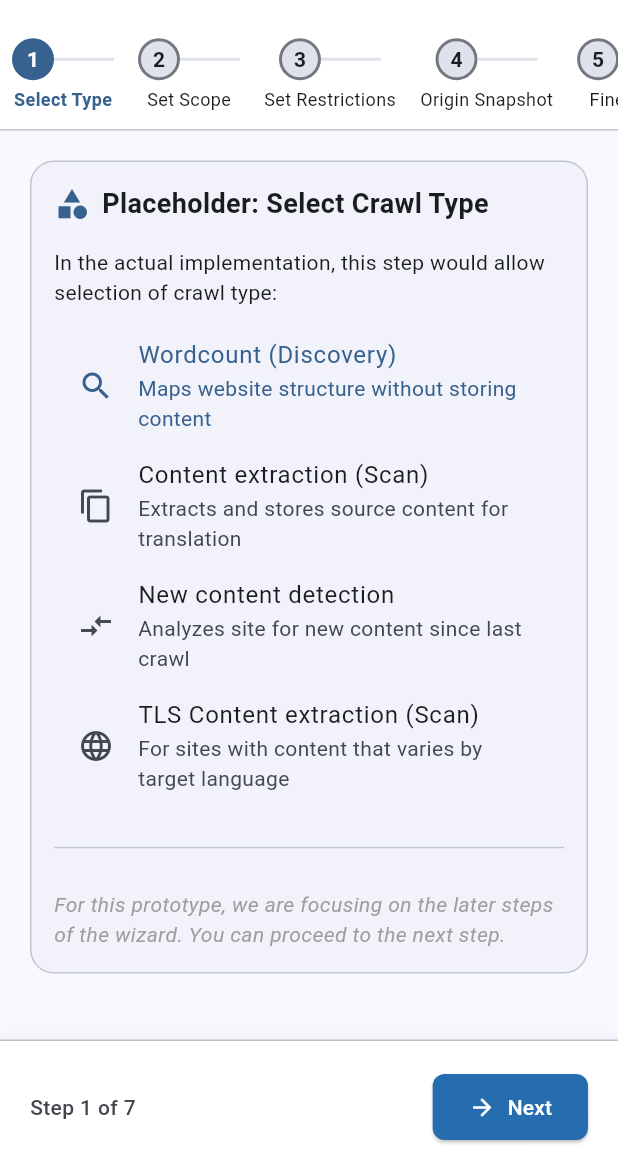
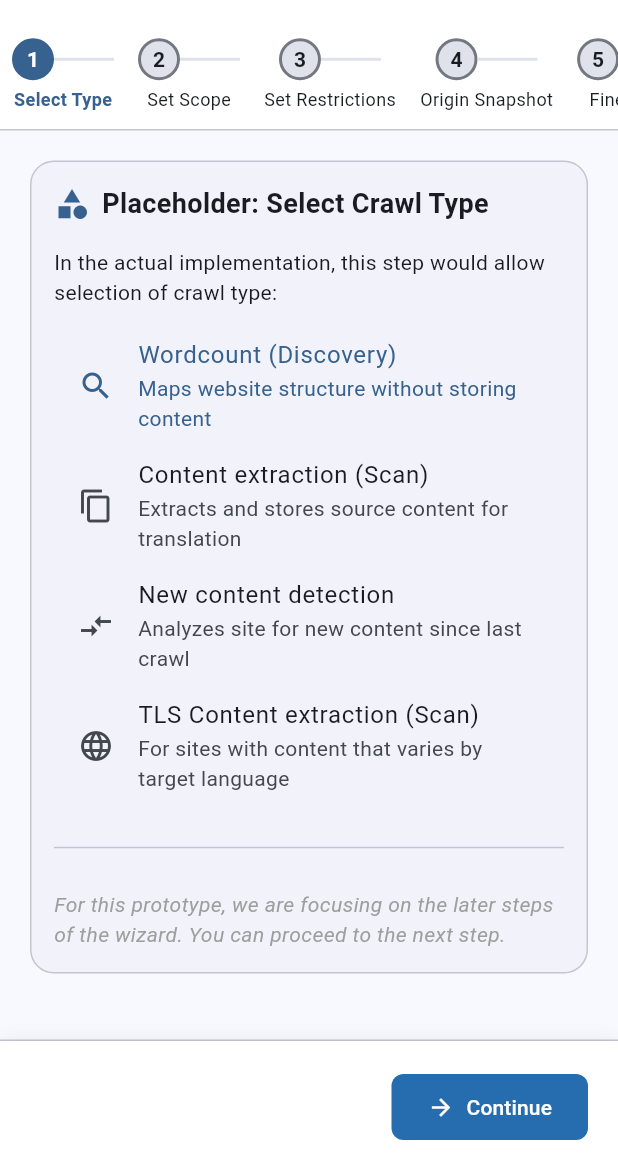
Before and after one commit to deelyara/crawlwizard-flutter, a Flutter app: the WizardContainer screen opened directly, on a phone screen of 412 x 824 dp, the part 63-1236 px from its top. Run offline on Flutter 3.47's test engine with Material 3 defaults, Android fonts, the light colour scheme and no system bars.

Commit message:
Fixing issues with navigation

```diff
--- a/lib/theme/app_theme.dart
+++ b/lib/theme/app_theme.dart
@@ -32,6 +32,7 @@ class AppTheme {
         foregroundColor: Colors.white,
         padding: const EdgeInsets.symmetric(horizontal: 24, vertical: 12),
         shape: RoundedRectangleBorder(borderRadius: BorderRadius.circular(8)),
+        elevation: 0,
       ),
     ),
     outlinedButtonTheme: OutlinedButtonThemeData(
@@ -51,6 +52,7 @@ class AppTheme {
         borderRadius: BorderRadius.circular(8),
         borderSide: BorderSide(color: primaryColor, width: 2),
       ),
+      contentPadding: const EdgeInsets.symmetric(horizontal: 16, vertical: 12),
     ),
     checkboxTheme: CheckboxThemeData(
       fillColor: MaterialStateProperty.resolveWith<Color>((states) {
@@ -59,6 +61,7 @@ class AppTheme {
         }
         return Colors.transparent;
       }),
+      shape: RoundedRectangleBorder(borderRadius: BorderRadius.circular(4)),
     ),
     radioTheme: RadioThemeData(
       fillColor: MaterialStateProperty.resolveWith<Color>((states) {
@@ -73,20 +76,26 @@ class AppTheme {
         if (states.contains(MaterialState.selected)) {
           return primaryColor;
         }
-        return Colors.grey;
+        return Colors.white;
       }),
       trackColor: MaterialStateProperty.resolveWith<Color>((states) {
         if (states.contains(MaterialState.selected)) {
-          return primaryColor.withOpacity(0.5);
+          return primaryColor.withOpacity(0.4);
         }
-        return Colors.grey.withOpacity(0.5);
+        return Colors.grey.withOpacity(0.3);
       }),
+      trackOutlineColor: MaterialStateProperty.all(Colors.transparent),
+      materialTapTargetSize: MaterialTapTargetSize.shrinkWrap,
+    ),
+    listTileTheme: ListTileThemeData(
+      shape: RoundedRectangleBorder(borderRadius: BorderRadius.circular(8)),
     ),
     dividerTheme: const DividerThemeData(space: 24, thickness: 1),
     chipTheme: ChipThemeData(
       backgroundColor: colorScheme.surfaceVariant,
       labelStyle: TextStyle(color: colorScheme.onSurfaceVariant),
       side: BorderSide.none,
+      shape: RoundedRectangleBorder(borderRadius: BorderRadius.circular(8)),
     ),
     tabBarTheme: TabBarTheme(
       labelColor: primaryColor,
@@ -99,6 +108,15 @@ class AppTheme {
       textColor: primaryColor,
       iconColor: primaryColor,
       childrenPadding: const EdgeInsets.symmetric(horizontal: 16),
+      shape: RoundedRectangleBorder(borderRadius: BorderRadius.circular(8)),
+    ),
+    sliderTheme: SliderThemeData(
+      activeTrackColor: primaryColor,
+      inactiveTrackColor: colorScheme.surfaceVariant,
+      thumbColor: primaryColor,
+      overlayColor: primaryColor.withOpacity(0.2),
+      valueIndicatorColor: primaryColor,
+      valueIndicatorTextStyle: const TextStyle(color: Colors.white),
     ),
   );
 }
--- a/lib/widgets/wizard_navigation.dart
+++ b/lib/widgets/wizard_navigation.dart
@@ -36,18 +36,6 @@ class WizardNavigation extends StatelessWidget {
       child: Row(
         mainAxisAlignment: MainAxisAlignment.spaceBetween,
         children: [
-          // Progress info
-          Text(
-            'Step ${currentStep + 1} of $totalSteps',
-            style: TextStyle(
-              color: Theme.of(context).colorScheme.onSurfaceVariant,
-              fontWeight: FontWeight.w500,
-            ),
-          ),
-
-          // Buttons
-          Row(
-            children: [
           // Back button
           if (currentStep > 0)
             OutlinedButton.icon(
@@ -63,19 +51,18 @@ class WizardNavigation extends StatelessWidget {
                   borderRadius: BorderRadius.circular(8),
                 ),
               ),
-                ),
-              if (currentStep > 0) const SizedBox(width: 12),
+            )
+          else
+            // Placeholder to keep layout consistent when no back button
+            const SizedBox(width: 100),
 
           // Next/Complete button
           ElevatedButton.icon(
             onPressed: isLastStep ? onComplete : onNext,
             icon: Icon(isLastStep ? Icons.play_arrow : Icons.arrow_forward),
-                label: Text(isLastStep ? 'Start Crawl' : 'Next'),
+            label: Text(isLastStep ? 'Start Crawl' : 'Continue'),
             style: ElevatedButton.styleFrom(
-                  padding: const EdgeInsets.symmetric(
-                    horizontal: 24,
-                    vertical: 12,
-                  ),
+              padding: const EdgeInsets.symmetric(horizontal: 24, vertical: 12),
               shape: RoundedRectangleBorder(
                 borderRadius: BorderRadius.circular(8),
               ),
@@ -83,8 +70,6 @@ class WizardNavigation extends StatelessWidget {
           ),
         ],
       ),
-        ],
-      ),
     );
   }
 }
```
Also changed, not shown: lib/screens/restrictions_screen.dart (+13 -14 lines), lib/screens/scope_screen.dart (+11 -11 lines), lib/screens/type_screen.dart (+7 -7 lines), lib/screens/wizard_modal.dart (+44 -6 lines), lib/widgets/modern_step_indicator.dart (+42 -22 lines). Lines whose indentation alone changed are shown as unchanged.
